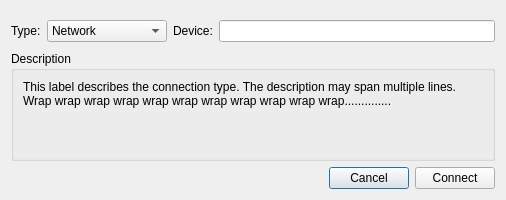
Before: the Qt Designer form heliview/src/ConnectionDialog.ui in gcsmith/ktgt-uav-desktop, drawn with Qt 5.
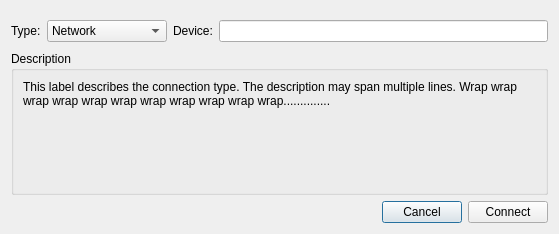
After: the same form once the commit is applied.

Commit message: improve connection dialog

Diff of the .ui file:
```diff
--- a/heliview/src/ConnectionDialog.ui
+++ b/heliview/src/ConnectionDialog.ui
@@ -6,8 +6,8 @@
    <rect>
     <x>0</x>
     <y>0</y>
-    <width>506</width>
-    <height>200</height>
+    <width>559</width>
+    <height>234</height>
    </rect>
   </property>
   <property name="sizePolicy">
```
The commit also changes 6 other files.
